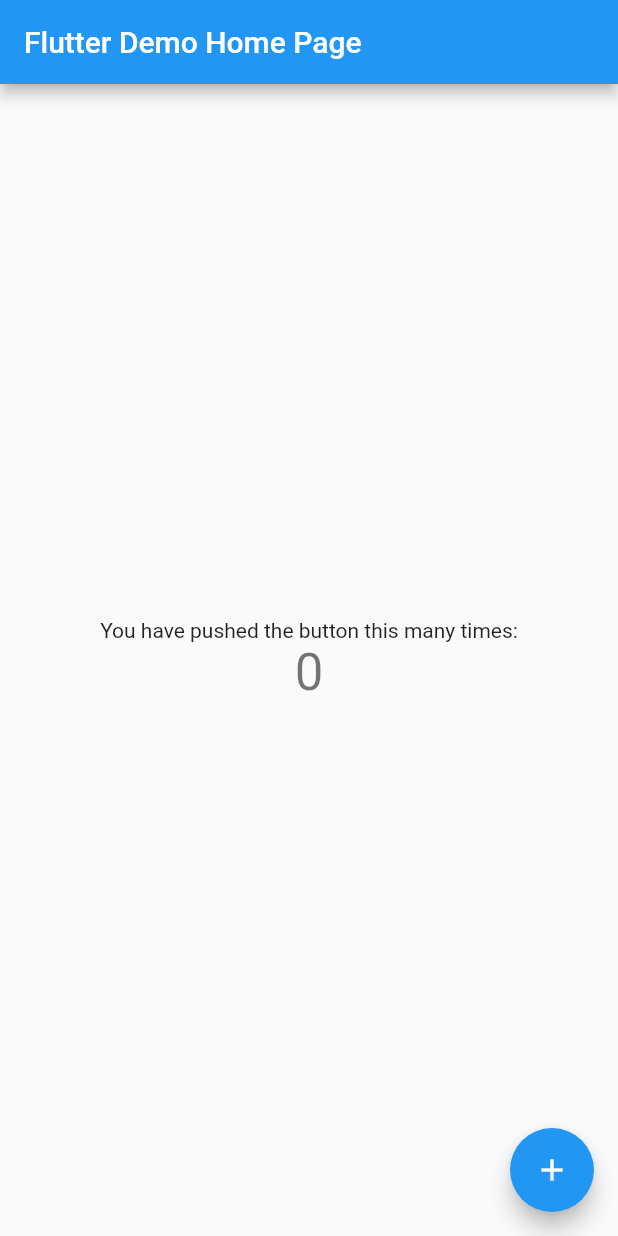
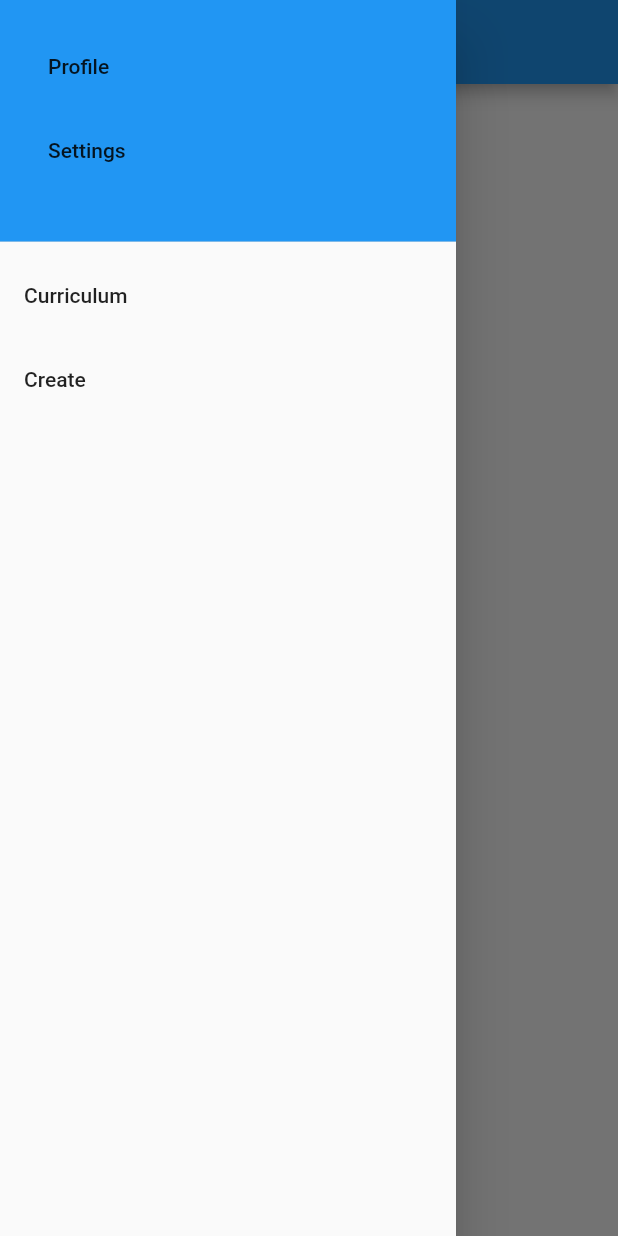
Before and after one commit to nhocconsr/chichi-gaijin, a Flutter app: the screen it shows after launch, with the side drawer open (before the commit the screen has no drawer), on a phone screen of 412 x 824 dp. Run offline on Flutter 3.47's test engine with Material 2 defaults, Android fonts, the phone set to English and light mode, and no system bars.

Commit message:
more init stuff

```diff
--- a/chichi_gaijin/lib/main.dart
+++ b/chichi_gaijin/lib/main.dart
@@ -1,111 +1,29 @@
+import 'package:chichi_gaijin/pages/build.dart';
+import 'package:chichi_gaijin/pages/home.dart';
+import 'package:chichi_gaijin/providers/create_lesson.dart';
+
 import 'package:flutter/material.dart';
+import 'package:provider/provider.dart';
 
 void main() => runApp(MyApp());
 
 class MyApp extends StatelessWidget {
-  // This widget is the root of your application.
   @override
   Widget build(BuildContext context) {
-    return MaterialApp(
-      title: 'Flutter Demo',
-      theme: ThemeData(
-        // This is the theme of your application.
-        //
-        // Try running your application with "flutter run". You'll see the
-        // application has a blue toolbar. Then, without quitting the app, try
-        // changing the primarySwatch below to Colors.green and then invoke
-        // "hot reload" (press "r" in the console where you ran "flutter run",
-        // or simply save your changes to "hot reload" in a Flutter IDE).
-        // Notice that the counter didn't reset back to zero; the application
-        // is not restarted.
-        primarySwatch: Colors.blue,
+    return MultiProvider(
+      providers: [
+        ChangeNotifierProvider<CreateLesson>(create: (_) => CreateLesson()),
+      ],
+      child: MaterialApp(
+        title: 'Flutter Demo',
+        theme: ThemeData(
+          primarySwatch: Colors.blue,
+        ),
+        routes: {
+          '/': (context) => Home(),
+          Build.routeName: (_) => Build(),
+        },
       ),
-      home: MyHomePage(title: 'Flutter Demo Home Page'),
     );
   }
 }
-
-class MyHomePage extends StatefulWidget {
-  MyHomePage({Key key, this.title}) : super(key: key);
-
-  // This widget is the home page of your application. It is stateful, meaning
-  // that it has a State object (defined below) that contains fields that affect
-  // how it looks.
-
-  // This class is the configuration for the state. It holds the values (in this
-  // case the title) provided by the parent (in this case the App widget) and
-  // used by the build method of the State. Fields in a Widget subclass are
-  // always marked "final".
-
-  final String title;
-
-  @override
-  _MyHomePageState createState() => _MyHomePageState();
-}
-
-class _MyHomePageState extends State<MyHomePage> {
-  int _counter = 0;
-
-  void _incrementCounter() {
-    setState(() {
-      // This call to setState tells the Flutter framework that something has
-      // changed in this State, which causes it to rerun the build method below
-      // so that the display can reflect the updated values. If we changed
-      // _counter without calling setState(), then the build method would not be
-      // called again, and so nothing would appear to happen.
-      _counter++;
-    });
-  }
-
-  @override
-  Widget build(BuildContext context) {
-    // This method is rerun every time setState is called, for instance as done
-    // by the _incrementCounter method above.
-    //
-    // The Flutter framework has been optimized to make rerunning build methods
-    // fast, so that you can just rebuild anything that needs updating rather
-    // than having to individually change instances of widgets.
-    return Scaffold(
-      appBar: AppBar(
-        // Here we take the value from the MyHomePage object that was created by
-        // the App.build method, and use it to set our appbar title.
-        title: Text(widget.title),
-      ),
-      body: Center(
-        // Center is a layout widget. It takes a single child and positions it
-        // in the middle of the parent.
-        child: Column(
-          // Column is also a layout widget. It takes a list of children and
-          // arranges them vertically. By default, it sizes itself to fit its
-          // children horizontally, and tries to be as tall as its parent.
-          //
-          // Invoke "debug painting" (press "p" in the console, choose the
-          // "Toggle Debug Paint" action from the Flutter Inspector in Android
-          // Studio, or the "Toggle Debug Paint" command in Visual Studio Code)
-          // to see the wireframe for each widget.
-          //
-          // Column has various properties to control how it sizes itself and
-          // how it positions its children. Here we use mainAxisAlignment to
-          // center the children vertically; the main axis here is the vertical
-          // axis because Columns are vertical (the cross axis would be
-          // horizontal).
-          mainAxisAlignment: MainAxisAlignment.center,
-          children: <Widget>[
-            Text(
-              'You have pushed the button this many times:',
-            ),
-            Text(
-              '$_counter',
-              style: Theme.of(context).textTheme.display1,
-            ),
-          ],
-        ),
-      ),
-      floatingActionButton: FloatingActionButton(
-        onPressed: _incrementCounter,
-        tooltip: 'Increment',
-        child: Icon(Icons.add),
-      ), // This trailing comma makes auto-formatting nicer for build methods.
-    );
-  }
-}
--- /dev/null
+++ b/chichi_gaijin/lib/models/content_type.dart
@@ -0,0 +1,24 @@
+import 'package:flutter/cupertino.dart';
+
+import 'package:chichi_gaijin/models/word.dart';
+//Each ContentType represents a single Card that will be displayed on the screen at a time
+abstract class ContentType {}
+
+class TitleType implements ContentType {
+  final String title;
+  final String subtitle;
+
+  const TitleType({@required this.title, this.subtitle});
+}
+
+class BodyType implements ContentType {
+  final String body;
+
+  const BodyType ({@required this.body});
+}
+//A placeholder for potentially many types of cards
+class ReadingType implements ContentType {
+  final List<Word> sentence;
+
+  const ReadingType({@required this.sentence});
+}
--- /dev/null
+++ b/chichi_gaijin/lib/models/word.dart
@@ -0,0 +1,24 @@
+
+import 'package:flutter/cupertino.dart';
+//can contain multiple kanji
+//word != lexeme
+//as in, each word only represents a single definition and not all of its constiuents
+class Word{
+  //most common reading for this word; kanji included
+  final String japanese;
+  //no kanji
+  final String romaji;
+  //the smallest possible translation for this word
+  //do not included multiple definitions here
+  final String english;
+  //if this kanji has multiple uses, only explain the one you are using in the english category
+  final String definition;
+
+  const Word({
+    @required this.japanese,
+    @required this.romaji,
+    @required this.english,
+    @required this.definition,
+  });
+
+}
--- /dev/null
+++ b/chichi_gaijin/lib/navigation/main_drawer.dart
@@ -0,0 +1,46 @@
+import 'package:chichi_gaijin/pages/build.dart';
+import 'package:flutter/material.dart';
+
+class MainDrawer extends StatelessWidget {
+  @override
+  Widget build(BuildContext context) {
+    return Drawer(
+      child: ListView(
+        padding: EdgeInsets.zero,
+        children: <Widget>[
+          DrawerHeader(
+            decoration: BoxDecoration(color: Theme.of(context).primaryColor),
+            child: Column(
+              children: <Widget>[
+                ListTile(
+                  title: Text('Profile'),
+                  onTap: () {
+                    Navigator.pop(context);
+                  },
+                ),
+                ListTile(
+                  title: Text('Settings'),
+                  onTap: () {
+                    Navigator.pop(context);
+                  },
+                ),
+              ],
+            ),
+          ),
+          ListTile(
+            title: Text('Curriculum'),
+            onTap: () {
+              Navigator.pop(context);
+            },
+          ),
+          ListTile(
+            title: Text('Create'),
+            onTap: () {
+              Navigator.popAndPushNamed(context, Build.routeName);
+            },
+          ),
+        ],
+      ),
+    );
+  }
+}
--- /dev/null
+++ b/chichi_gaijin/lib/pages/home.dart
@@ -0,0 +1,13 @@
+import 'package:chichi_gaijin/navigation/main_drawer.dart';
+import 'package:flutter/material.dart';
+
+class Home extends StatelessWidget {
+  @override
+  Widget build(BuildContext context) {
+    return Scaffold(
+      appBar: AppBar(title: Text('home'),),
+      body: Container(child: Text('body'),),
+      drawer: MainDrawer(),
+    );
+  }
+}
--- a/chichi_gaijin/pubspec.yaml
+++ b/chichi_gaijin/pubspec.yaml
@@ -19,6 +19,8 @@ environment:
 dependencies:
   flutter:
     sdk: flutter
+  provider: ^4.0.4
+
 
   # The following adds the Cupertino Icons font to your application.
   # Use with the CupertinoIcons class for iOS style icons.
```
Also changed, not shown: chichi_gaijin/lib/build_widgets/title_card.dart (added, +66 -0 lines), chichi_gaijin/lib/pages/build.dart (added, +69 -0 lines), chichi_gaijin/lib/providers/create_lesson.dart (added, +69 -0 lines), chichi_gaijin/pubspec.lock, 1 other file.
